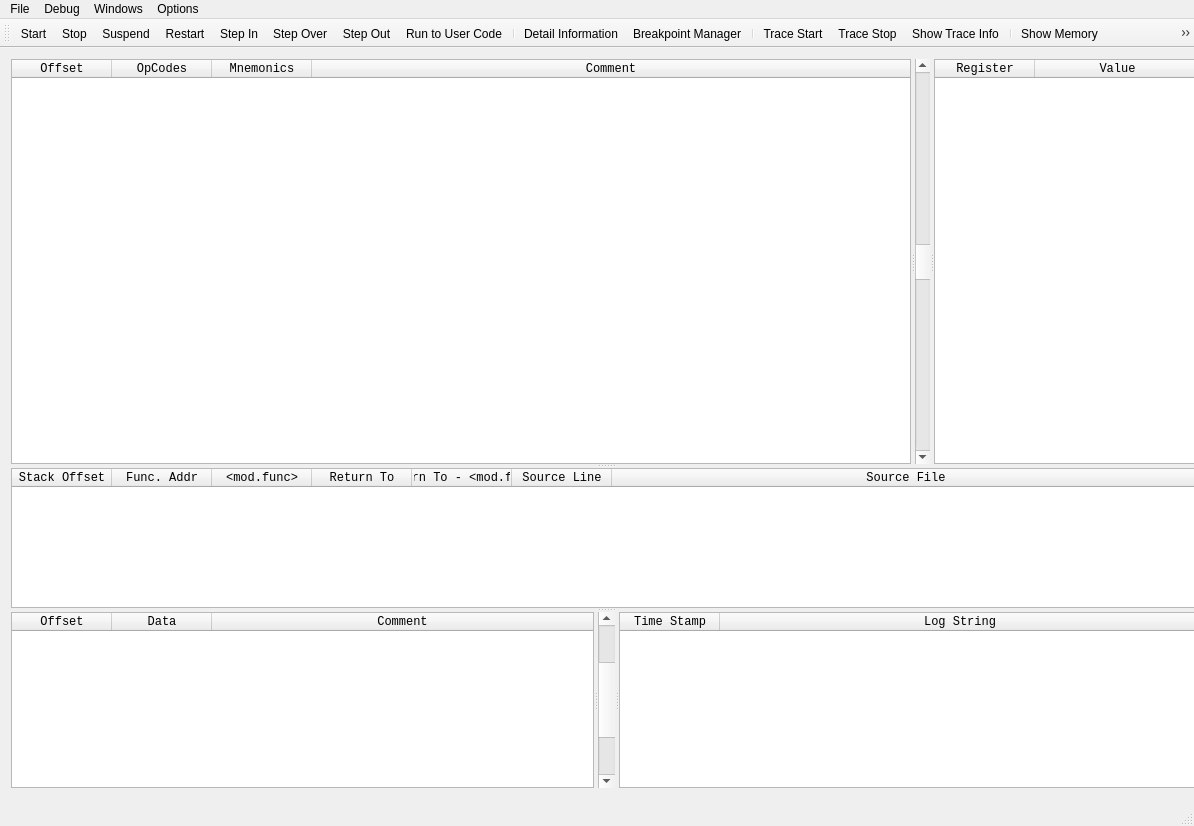
Above: qtNanomite/qtDLGNanomite.ui from zer0fl4g/Nanomite before the change. Below: the same form after it.
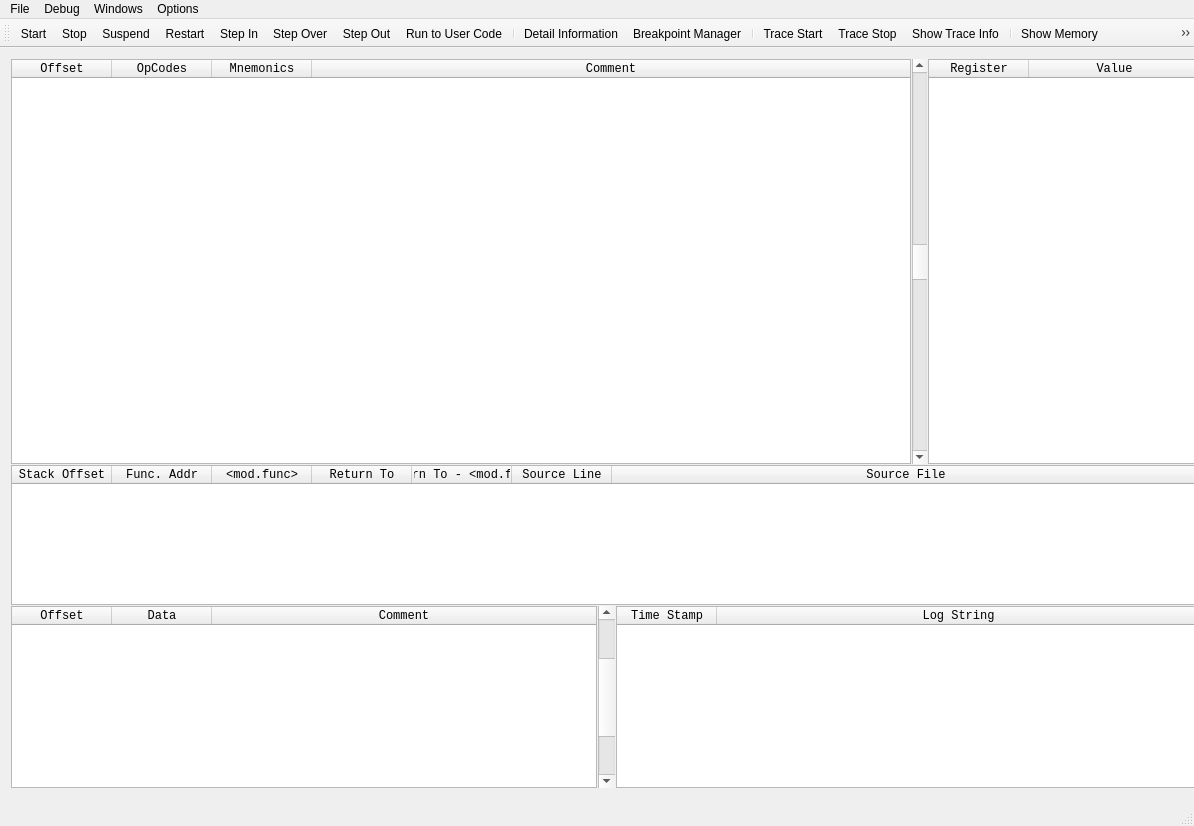
That is the form after the change. Icons and pictures are not drawn.

Commit message: - added clean up of trace data if normal debugging continues - added scrollbar to tracer gui - fixed some paddings - fixed collabse of scrollbars

```diff
--- a/qtNanomite/qtDLGNanomite.ui
+++ b/qtNanomite/qtDLGNanomite.ui
@@ -55,19 +55,37 @@
      </rect>
     </property>
     <layout class="QVBoxLayout" name="mainLayout">
+     <property name="spacing">
+      <number>0</number>
+     </property>
      <item>
       <widget class="QSplitter" name="splitter_4">
        <property name="orientation">
         <enum>Qt::Vertical</enum>
        </property>
+       <property name="handleWidth">
+        <number>1</number>
+       </property>
+       <property name="childrenCollapsible">
+        <bool>true</bool>
+       </property>
        <widget class="QSplitter" name="splitter_2">
         <property name="orientation">
          <enum>Qt::Vertical</enum>
         </property>
+        <property name="handleWidth">
+         <number>1</number>
+        </property>
         <widget class="QSplitter" name="splitter">
          <property name="orientation">
           <enum>Qt::Horizontal</enum>
          </property>
+         <property name="handleWidth">
+          <number>1</number>
+         </property>
+         <property name="childrenCollapsible">
+          <bool>false</bool>
+         </property>
          <widget class="QTableWidget" name="tblDisAs">
           <property name="minimumSize">
            <size>
@@ -142,7 +160,7 @@
          </widget>
          <widget class="QScrollBar" name="scrollDisAs">
           <property name="sizePolicy">
-           <sizepolicy hsizetype="Expanding" vsizetype="Expanding">
+           <sizepolicy hsizetype="Fixed" vsizetype="Expanding">
             <horstretch>0</horstretch>
             <verstretch>0</verstretch>
            </sizepolicy>
@@ -321,6 +339,12 @@
         <property name="orientation">
          <enum>Qt::Horizontal</enum>
         </property>
+        <property name="handleWidth">
+         <number>1</number>
+        </property>
+        <property name="childrenCollapsible">
+         <bool>false</bool>
+        </property>
         <widget class="QTableWidget" name="tblStack">
          <property name="minimumSize">
           <size>
@@ -387,7 +411,7 @@
         </widget>
         <widget class="QScrollBar" name="scrollStackView">
          <property name="sizePolicy">
-          <sizepolicy hsizetype="Expanding" vsizetype="Expanding">
+          <sizepolicy hsizetype="Fixed" vsizetype="Expanding">
            <horstretch>0</horstretch>
            <verstretch>0</verstretch>
           </sizepolicy>
```
Left out of the diff: 1 changed line with no effect on the pictures. The commit also changes 5 other files.
